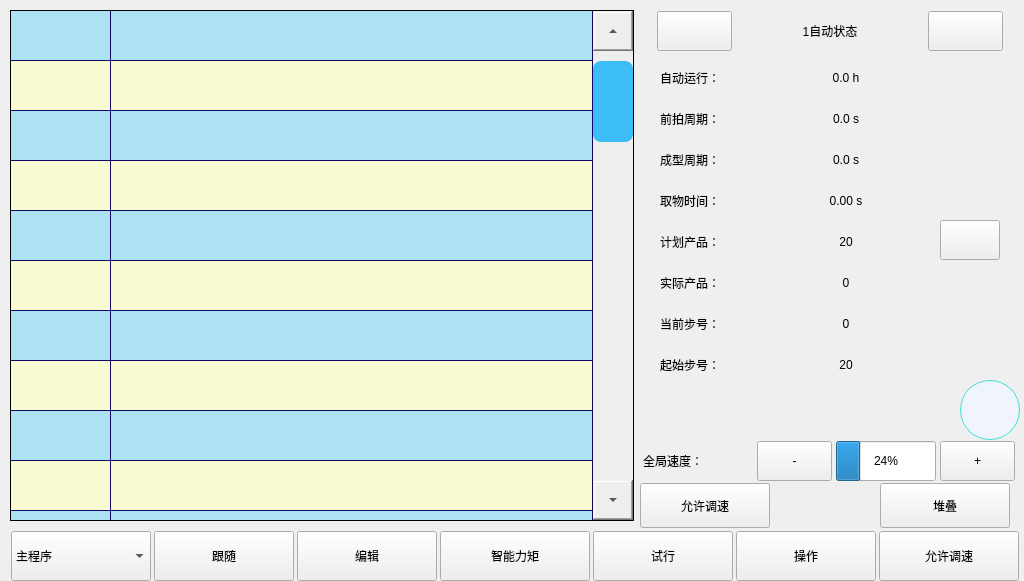
Before: the Qt Designer form autoform.ui in Jade-yun/MachineTool, drawn with Qt 5.
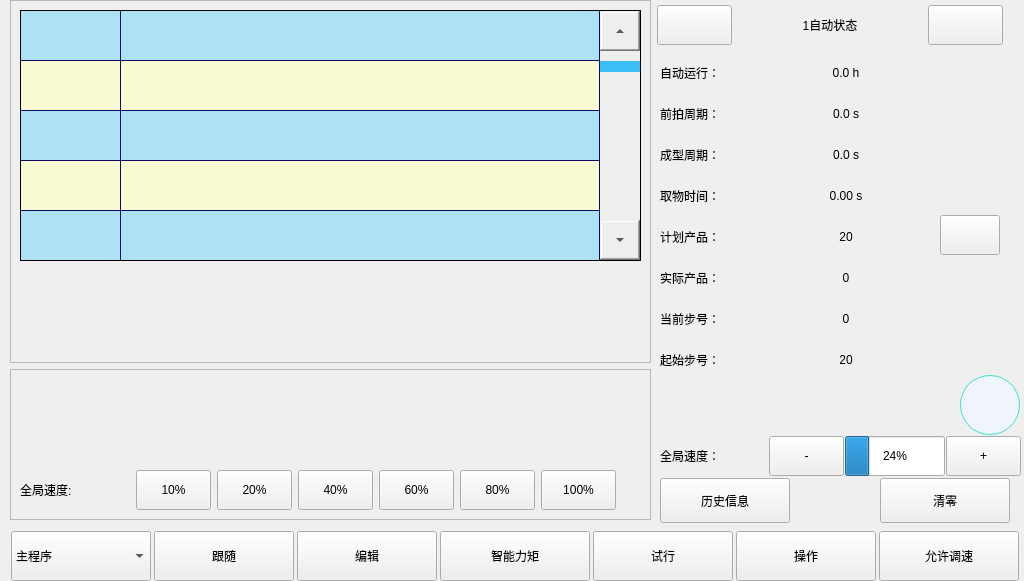
After: the same form once the commit is applied. The open tabs and pages were chosen to show the change. Icons and pictures are not drawn.

The edit to the form file:
```diff
--- a/autoform.ui
+++ b/autoform.ui
@@ -58,162 +58,6 @@
 
 </string>
   </property>
-  <widget class="QTableWidget" name="tableWgtTeach">
-   <property name="geometry">
-    <rect>
-     <x>10</x>
-     <y>10</y>
-     <width>624</width>
-     <height>511</height>
-    </rect>
-   </property>
-   <property name="minimumSize">
-    <size>
-     <width>624</width>
-     <height>500</height>
-    </size>
-   </property>
-   <property name="font">
-    <font>
-     <family>SimSun</family>
-    </font>
-   </property>
-   <property name="styleSheet">
-    <string notr="true"/>
-   </property>
-   <property name="lineWidth">
-    <number>1</number>
-   </property>
-   <property name="midLineWidth">
-    <number>0</number>
-   </property>
-   <property name="verticalScrollBarPolicy">
-    <enum>Qt::ScrollBarAlwaysOn</enum>
-   </property>
-   <property name="horizontalScrollBarPolicy">
-    <enum>Qt::ScrollBarAlwaysOff</enum>
-   </property>
-   <property name="sizeAdjustPolicy">
-    <enum>QAbstractScrollArea::AdjustIgnored</enum>
-   </property>
-   <property name="autoScrollMargin">
-    <number>16</number>
-   </property>
-   <property name="alternatingRowColors">
-    <bool>true</bool>
-   </property>
-   <property name="showGrid">
-    <bool>true</bool>
-   </property>
-   <property name="sortingEnabled">
-    <bool>false</bool>
-   </property>
-   <property name="rowCount">
-    <number>50</number>
-   </property>
-   <property name="columnCount">
-    <number>2</number>
-   </property>
-   <attribute name="horizontalHeaderVisible">
-    <bool>false</bool>
-   </attribute>
-   <attribute name="horizontalHeaderDefaultSectionSize">
-    <number>100</number>
-   </attribute>
-   <attribute name="horizontalHeaderHighlightSections">
-    <bool>false</bool>
-   </attribute>
-   <attribute name="horizontalHeaderMinimumSectionSize">
-    <number>50</number>
-   </attribute>
-   <attribute name="horizontalHeaderShowSortIndicator" stdset="0">
-    <bool>false</bool>
-   </attribute>
-   <attribute name="horizontalHeaderStretchLastSection">
-    <bool>true</bool>
-   </attribute>
-   <attribute name="verticalHeaderVisible">
-    <bool>false</bool>
-   </attribute>
-   <attribute name="verticalHeaderCascadingSectionResizes">
-    <bool>false</bool>
-   </attribute>
-   <attribute name="verticalHeaderDefaultSectionSize">
-    <number>50</number>
-   </attribute>
-   <attribute name="verticalHeaderHighlightSections">
-    <bool>true</bool>
-   </attribute>
-   <attribute name="verticalHeaderMinimumSectionSize">
-    <number>20</number>
-   </attribute>
-   <attribute name="verticalHeaderShowSortIndicator" stdset="0">
-    <bool>false</bool>
-   </attribute>
-   <attribute name="verticalHeaderStretchLastSection">
-    <bool>false</bool>
-   </attribute>
-   <row/>
-   <row/>
-   <row/>
-   <row/>
-   <row/>
-   <row/>
-   <row/>
-   <row/>
-   <row/>
-   <row/>
-   <row/>
-   <row/>
-   <row/>
-   <row/>
-   <row/>
-   <row/>
-   <row/>
-   <row/>
-   <row/>
-   <row/>
-   <row/>
-   <row/>
-   <row/>
-   <row/>
-   <row/>
-   <row/>
-   <row/>
-   <row/>
-   <row/>
-   <row/>
-   <row/>
-   <row/>
-   <row/>
-   <row/>
-   <row/>
-   <row/>
-   <row/>
-   <row/>
-   <row/>
-   <row/>
-   <row/>
-   <row/>
-   <row/>
-   <row/>
-   <row/>
-   <row/>
-   <row/>
-   <row/>
-   <row/>
-   <row/>
-   <column>
-    <property name="text">
-     <string>编号</string>
-    </property>
-   </column>
-   <column>
-    <property name="text">
-     <string>内容</string>
-    </property>
-   </column>
-  </widget>
   <widget class="QWidget" name="layoutWidget">
    <property name="geometry">
     <rect>
@@ -549,12 +393,338 @@
      </widget>
     </item>
    </layout>
+  </widget>
+  <widget class="QStackedWidget" name="stkWgtOuter">
+   <property name="geometry">
+    <rect>
+     <x>640</x>
+     <y>5</y>
+     <width>391</width>
+     <height>521</height>
+    </rect>
+   </property>
+   <property name="currentIndex">
+    <number>0</number>
+   </property>
+   <widget class="QWidget" name="page_5">
+    <widget class="QPushButton" name="btnClear">
+     <property name="geometry">
+      <rect>
+       <x>240</x>
+       <y>473</y>
+       <width>130</width>
+       <height>45</height>
+      </rect>
+     </property>
+     <property name="sizePolicy">
+      <sizepolicy hsizetype="Preferred" vsizetype="Preferred">
+       <horstretch>0</horstretch>
+       <verstretch>0</verstretch>
+      </sizepolicy>
+     </property>
+     <property name="minimumSize">
+      <size>
+       <width>130</width>
+       <height>45</height>
+      </size>
+     </property>
+     <property name="maximumSize">
+      <size>
+       <width>130</width>
+       <height>45</height>
+      </size>
+     </property>
+     <property name="font">
+      <font>
+       <family>SimSun</family>
+       <weight>50</weight>
+       <bold>false</bold>
+      </font>
+     </property>
+     <property name="styleSheet">
+      <string notr="true"/>
+     </property>
+     <property name="text">
+      <string>清零</string>
+     </property>
+     <property name="iconSize">
+      <size>
+       <width>25</width>
+       <height>25</height>
+      </size>
+     </property>
+    </widget>
+    <widget class="QWidget" name="layoutWidget">
+     <property name="geometry">
+      <rect>
+       <x>0</x>
+       <y>0</y>
+       <width>381</width>
+       <height>41</height>
+      </rect>
+     </property>
+     <layout class="QHBoxLayout" name="horizontalLayout_2">
+      <item>
+       <widget class="QPushButton" name="btnLast">
+        <property name="minimumSize">
+         <size>
+          <width>75</width>
+          <height>40</height>
+         </size>
+        </property>
+        <property name="maximumSize">
+         <size>
+          <width>70</width>
+          <height>40</height>
+         </size>
+        </property>
+        <property name="styleSheet">
+         <string notr="true"/>
+        </property>
+        <property name="text">
+         <string/>
+        </property>
+        <property name="icon">
+         <iconset resource="images.qrc">
+          <normaloff>:/images/switch_left.png</normaloff>:/images/switch_left.png</iconset>
+        </property>
+        <property name="iconSize">
+         <size>
+          <width>32</width>
+          <height>32</height>
+         </size>
+        </property>
+       </widget>
+      </item>
+      <item>
+       <widget class="QLabel" name="labelState">
+        <property name="minimumSize">
+         <size>
+          <width>150</width>
+          <height>40</height>
+         </size>
+        </property>
+        <property name="maximumSize">
+         <size>
+          <width>150</width>
+          <height>40</height>
+         </size>
+        </property>
+        <property name="text">
+         <string>1自动状态</string>
+        </property>
+        <property name="alignment">
+         <set>Qt::AlignCenter</set>
+        </property>
+       </widget>
+      </item>
+      <item>
+       <widget class="QPushButton" name="btnNext">
+        <property name="minimumSize">
+         <size>
+          <width>75</width>
+          <height>40</height>
+         </size>
+        </property>
+        <property name="maximumSize">
+         <size>
+          <width>70</width>
+          <height>40</height>
+         </size>
+        </property>
+        <property name="styleSheet">
+         <string notr="true"/>
+        </property>
+        <property name="text">
+         <string/>
+        </property>
+        <property name="icon">
+         <iconset resource="images.qrc">
+          <normaloff>:/images/switch_right.png</normaloff>:/images/switch_right.png</iconset>
+        </property>
+        <property name="iconSize">
+         <size>
+          <width>32</width>
+          <height>32</height>
+         </size>
+        </property>
+       </widget>
+      </item>
+     </layout>
+    </widget>
+    <widget class="QWidget" name="layoutWidget">
+     <property name="geometry">
+      <rect>
+       <x>20</x>
+       <y>430</y>
+       <width>361</width>
+       <height>42</height>
+      </rect>
+     </property>
+     <layout class="QHBoxLayout" name="horizontalLayout_3">
+      <property name="spacing">
+       <number>1</number>
+      </property>
+      <item>
+       <widget class="QLabel" name="label_2">
+        <property name="minimumSize">
+         <size>
+          <width>110</width>
+          <height>40</height>
+         </size>
+        </property>
+        <property name="maximumSize">
+         <size>
+          <width>110</width>
+          <height>40</height>
+         </size>
+        </property>
+        <property name="text">
+         <string>全局速度：</string>
+        </property>
+       </widget>
+      </item>
+      <item>
+       <widget class="QPushButton" name="btnSpeedSub">
+        <property name="minimumSize">
+         <size>
+          <width>75</width>
+          <height>40</height>
+         </size>
+        </property>
+        <property name="maximumSize">
+         <size>
+          <width>70</width>
+          <height>40</height>
+         </size>
+        </property>
+        <property name="styleSheet">
+         <string notr="true"/>
+        </property>
+        <property name="text">
+         <string>-</string>
+        </property>
+        <property name="iconSize">
+         <size>
+          <width>32</width>
+          <height>32</height>
+         </size>
+        </property>
+       </widget>
+      </item>
+      <item>
+       <widget class="QProgressBar" name="proBarGlobalSpeed">
+        <property name="sizePolicy">
+         <sizepolicy hsizetype="Fixed" vsizetype="Fixed">
+          <horstretch>0</horstretch>
+          <verstretch>0</verstretch>
+         </sizepolicy>
+        </property>
+        <property name="minimumSize">
+         <size>
+          <width>100</width>
+          <height>40</height>
+         </size>
+        </property>
+        <property name="maximumSize">
+         <size>
+          <width>100</width>
+          <height>40</height>
+         </size>
+        </property>
+        <property name="value">
+         <number>24</number>
+        </property>
+        <property name="alignment">
+         <set>Qt::AlignCenter</set>
+        </property>
+       </widget>
+      </item>
+      <item>
+       <widget class="QPushButton" name="btnSpeedAdd">
+        <property name="enabled">
+         <bool>true</bool>
+        </property>
+        <property name="minimumSize">
+         <size>
+          <width>75</width>
+          <height>40</height>
+         </size>
+        </property>
+        <property name="maximumSize">
+         <size>
+          <width>70</width>
+          <height>40</height>
+         </size>
+        </property>
+        <property name="styleSheet">
+         <string notr="true"/>
+        </property>
+        <property name="text">
+         <string>+</string>
+        </property>
+        <property name="iconSize">
+         <size>
+          <width>32</width>
+          <height>32</height>
+         </size>
+        </property>
+       </widget>
+      </item>
+     </layout>
+    </widget>
+    <widget class="QPushButton" name="btnHistoryInfo">
+     <property name="geometry">
+      <rect>
+       <x>20</x>
+       <y>473</y>
+       <width>130</width>
+       <height>45</height>
+      </rect>
+     </property>
+     <property name="sizePolicy">
+      <sizepolicy hsizetype="Preferred" vsizetype="Preferred">
+       <horstretch>0</horstretch>
+       <verstretch>0</verstretch>
+      </sizepolicy>
+     </property>
+     <property name="minimumSize">
+      <size>
+       <width>130</width>
+       <height>45</height>
+      </size>
+     </property>
+     <property name="maximumSize">
+      <size>
+       <width>130</width>
+       <height>45</height>
+      </size>
+     </property>
+     <property name="font">
+      <font>
+       <family>SimSun</family>
+       <weight>50</weight>
+       <bold>false</bold>
+      </font>
+     </property>
+     <property name="styleSheet">
+      <string notr="true"/>
+     </property>
+     <property name="text">
+      <string>历史信息</string>
+     </property>
+     <property name="iconSize">
+      <size>
+       <width>25</width>
+       <height>25</height>
+      </size>
+     </property>
   </widget>
   <widget class="QStackedWidget" name="stkWidgetAuto">
    <property name="geometry">
     <rect>
-     <x>640</x>
-     <y>50</y>
+       <x>0</x>
+       <y>40</y>
      <width>380</width>
      <height>390</height>
     </rect>
@@ -647,8 +817,11 @@
        <height>35</height>
       </size>
      </property>
-    </widget>
-    <widget class="QPushButton" name="btnNext_2">
+       <property name="checkable">
+        <bool>true</bool>
+       </property>
+      </widget>
+      <widget class="QPushButton" name="btnAimedProduct">
      <property name="geometry">
       <rect>
        <x>300</x>
@@ -1568,31 +1741,27 @@
     </widget>
    </widget>
   </widget>
-  <widget class="QPushButton" name="btnPilot_5">
+   </widget>
+   <widget class="QWidget" name="pageEdit_5">
+    <widget class="QPushButton" name="btnSaveOperateInstruction_5">
    <property name="geometry">
     <rect>
-     <x>640</x>
-     <y>483</y>
-     <width>130</width>
-     <height>45</height>
-    </rect>
-   </property>
-   <property name="sizePolicy">
-    <sizepolicy hsizetype="Preferred" vsizetype="Preferred">
-     <horstretch>0</horstretch>
-     <verstretch>0</verstretch>
-    </sizepolicy>
-   </property>
+       <x>72</x>
+       <y>419</y>
+       <width>100</width>
+       <height>41</height>
+      </rect>
+     </property>
    <property name="minimumSize">
     <size>
-     <width>130</width>
-     <height>45</height>
+       <width>100</width>
+       <height>41</height>
     </size>
    </property>
    <property name="maximumSize">
     <size>
-     <width>130</width>
-     <height>45</height>
+       <width>100</width>
+       <height>41</height>
     </size>
    </property>
    <property name="font">
@@ -1606,250 +1775,483 @@
     <string notr="true"/>
    </property>
    <property name="text">
-    <string>允许调速</string>
-   </property>
+      <string>保存</string>
+     </property>
+     <property name="icon">
+      <iconset resource="images.qrc">
+       <normaloff>:/images/teachpage_images/save.png</normaloff>:/images/teachpage_images/save.png</iconset>
+     </property>
    <property name="iconSize">
     <size>
-     <width>25</width>
-     <height>25</height>
+       <width>20</width>
+       <height>20</height>
     </size>
    </property>
   </widget>
-  <widget class="QPushButton" name="btnPilot_6">
+    <widget class="QLineEdit" name="editX1_16">
    <property name="geometry">
     <rect>
-     <x>880</x>
-     <y>483</y>
-     <width>130</width>
-     <height>45</height>
+       <x>203</x>
+       <y>138</y>
+       <width>90</width>
+       <height>40</height>
     </rect>
    </property>
    <property name="sizePolicy">
-    <sizepolicy hsizetype="Preferred" vsizetype="Preferred">
+      <sizepolicy hsizetype="Fixed" vsizetype="Fixed">
      <horstretch>0</horstretch>
      <verstretch>0</verstretch>
     </sizepolicy>
    </property>
    <property name="minimumSize">
     <size>
-     <width>130</width>
-     <height>45</height>
+       <width>90</width>
+       <height>40</height>
     </size>
    </property>
    <property name="maximumSize">
     <size>
-     <width>130</width>
-     <height>45</height>
-    </size>
-   </property>
-   <property name="font">
-    <font>
-     <family>SimSun</family>
-     <weight>50</weight>
-     <bold>false</bold>
-    </font>
-   </property>
-   <property name="styleSheet">
-    <string notr="true"/>
-   </property>
+       <width>90</width>
+       <height>40</height>
+      </size>
+     </property>
+    </widget>
+    <widget class="QLabel" name="label_226">
+     <property name="geometry">
+      <rect>
+       <x>40</x>
+       <y>138</y>
+       <width>140</width>
+       <height>40</height>
+      </rect>
+     </property>
+     <property name="minimumSize">
+      <size>
+       <width>140</width>
+       <height>40</height>
+      </size>
+     </property>
+     <property name="maximumSize">
+      <size>
+       <width>140</width>
+       <height>40</height>
+      </size>
+     </property>
    <property name="text">
-    <string>堆叠</string>
-   </property>
-   <property name="iconSize">
+      <string>位置(+/- 5mm)</string>
+     </property>
+    </widget>
+    <widget class="QLineEdit" name="editX1_17">
+     <property name="geometry">
+      <rect>
+       <x>203</x>
+       <y>242</y>
+       <width>90</width>
+       <height>40</height>
+      </rect>
+     </property>
+     <property name="sizePolicy">
+      <sizepolicy hsizetype="Fixed" vsizetype="Fixed">
+       <horstretch>0</horstretch>
+       <verstretch>0</verstretch>
+      </sizepolicy>
+     </property>
+     <property name="minimumSize">
     <size>
-     <width>25</width>
-     <height>25</height>
-    </size>
-   </property>
-  </widget>
-  <widget class="QWidget" name="layoutWidget">
+       <width>90</width>
+       <height>40</height>
+      </size>
+     </property>
+     <property name="maximumSize">
+      <size>
+       <width>90</width>
+       <height>40</height>
+      </size>
+     </property>
+    </widget>
+    <widget class="QLabel" name="label_227">
    <property name="geometry">
     <rect>
-     <x>640</x>
+       <x>40</x>
+       <y>190</y>
+       <width>140</width>
+       <height>40</height>
+      </rect>
+     </property>
+     <property name="minimumSize">
+      <size>
+       <width>140</width>
+       <height>40</height>
+      </size>
+     </property>
+     <property name="maximumSize">
+      <size>
+       <width>140</width>
+       <height>40</height>
+      </size>
+     </property>
+     <property name="text">
+      <string>速度(%)</string>
+     </property>
+    </widget>
+    <widget class="QLineEdit" name="editX1_18">
+     <property name="geometry">
+      <rect>
+       <x>203</x>
+       <y>190</y>
+       <width>90</width>
+       <height>40</height>
+      </rect>
+     </property>
+     <property name="sizePolicy">
+      <sizepolicy hsizetype="Fixed" vsizetype="Fixed">
+       <horstretch>0</horstretch>
+       <verstretch>0</verstretch>
+      </sizepolicy>
+     </property>
+     <property name="minimumSize">
+      <size>
+       <width>90</width>
+       <height>40</height>
+      </size>
+     </property>
+     <property name="maximumSize">
+      <size>
+       <width>90</width>
+       <height>40</height>
+      </size>
+     </property>
+    </widget>
+    <widget class="QLabel" name="label_228">
+     <property name="geometry">
+      <rect>
+       <x>40</x>
+       <y>242</y>
+       <width>140</width>
+       <height>40</height>
+      </rect>
+     </property>
+     <property name="minimumSize">
+      <size>
+       <width>140</width>
+       <height>40</height>
+      </size>
+     </property>
+     <property name="maximumSize">
+      <size>
+       <width>140</width>
+       <height>40</height>
+      </size>
+     </property>
+     <property name="text">
+      <string>延时(s)</string>
+     </property>
+    </widget>
+   </widget>
+   <widget class="QWidget" name="pageCannotEdit_5">
+    <widget class="QLabel" name="label_229">
+     <property name="geometry">
+      <rect>
+       <x>20</x>
+       <y>210</y>
+       <width>500</width>
+       <height>40</height>
+      </rect>
+     </property>
+     <property name="minimumSize">
+      <size>
+       <width>500</width>
+       <height>40</height>
+      </size>
+     </property>
+     <property name="maximumSize">
+      <size>
+       <width>500</width>
+       <height>40</height>
+      </size>
+     </property>
+     <property name="text">
+      <string>当前动作无参数可修改</string>
+     </property>
+    </widget>
+   </widget>
+  </widget>
+  <widget class="QWidget" name="">
+   <property name="geometry">
+    <rect>
+     <x>10</x>
+     <y>0</y>
+     <width>643</width>
+     <height>520</height>
+    </rect>
+   </property>
+   <layout class="QVBoxLayout" name="verticalLayout">
+    <item>
+     <widget class="QFrame" name="frameTable">
+      <property name="sizePolicy">
+       <sizepolicy hsizetype="Fixed" vsizetype="Preferred">
+        <horstretch>0</horstretch>
+        <verstretch>0</verstretch>
+       </sizepolicy>
+      </property>
+      <property name="minimumSize">
+       <size>
+        <width>641</width>
+        <height>361</height>
+       </size>
+      </property>
+      <property name="maximumSize">
+       <size>
+        <width>641</width>
+        <height>517</height>
+       </size>
+      </property>
+      <property name="frameShape">
+       <enum>QFrame::StyledPanel</enum>
+      </property>
+      <property name="frameShadow">
+       <enum>QFrame::Raised</enum>
+      </property>
+      <widget class="QTableWidget" name="tableWgtTeach">
+       <property name="geometry">
+        <rect>
+         <x>10</x>
      <y>10</y>
-     <width>381</width>
-     <height>42</height>
-    </rect>
-   </property>
-   <layout class="QHBoxLayout" name="horizontalLayout_2">
-    <item>
-     <widget class="QPushButton" name="btnLast">
-      <property name="minimumSize">
-       <size>
-        <width>75</width>
-        <height>40</height>
-       </size>
-      </property>
-      <property name="maximumSize">
-       <size>
-        <width>70</width>
-        <height>40</height>
-       </size>
-      </property>
+         <width>621</width>
+         <height>251</height>
+        </rect>
+       </property>
+       <property name="font">
+        <font>
+         <family>SimSun</family>
+        </font>
+       </property>
       <property name="styleSheet">
        <string notr="true"/>
       </property>
-      <property name="text">
-       <string/>
-      </property>
-      <property name="icon">
-       <iconset resource="images.qrc">
-        <normaloff>:/images/switch_left.png</normaloff>:/images/switch_left.png</iconset>
-      </property>
-      <property name="iconSize">
-       <size>
-        <width>32</width>
-        <height>32</height>
-       </size>
-      </property>
-     </widget>
-    </item>
-    <item>
-     <widget class="QLabel" name="labelState">
-      <property name="minimumSize">
-       <size>
-        <width>150</width>
-        <height>40</height>
-       </size>
-      </property>
-      <property name="maximumSize">
-       <size>
-        <width>150</width>
-        <height>40</height>
-       </size>
-      </property>
-      <property name="text">
-       <string>1自动状态</string>
-      </property>
-      <property name="alignment">
-       <set>Qt::AlignCenter</set>
-      </property>
-     </widget>
-    </item>
-    <item>
-     <widget class="QPushButton" name="btnNext">
-      <property name="minimumSize">
-       <size>
-        <width>75</width>
-        <height>40</height>
-       </size>
-      </property>
-      <property name="maximumSize">
-       <size>
-        <width>70</width>
-        <height>40</height>
-       </size>
-      </property>
-      <property name="styleSheet">
-       <string notr="true"/>
-      </property>
-      <property name="text">
-       <string/>
-      </property>
-      <property name="icon">
-       <iconset resource="images.qrc">
-        <normaloff>:/images/switch_right.png</normaloff>:/images/switch_right.png</iconset>
-      </property>
-      <property name="iconSize">
-       <size>
-        <width>32</width>
-        <height>32</height>
-       </size>
-      </property>
-     </widget>
-    </item>
-   </layout>
-  </widget>
-  <widget class="QWidget" name="layoutWidget">
-   <property name="geometry">
-    <rect>
-     <x>640</x>
-     <y>440</y>
-     <width>381</width>
-     <height>42</height>
-    </rect>
-   </property>
-   <layout class="QHBoxLayout" name="horizontalLayout_3">
-    <property name="spacing">
+       <property name="lineWidth">
      <number>1</number>
     </property>
-    <item>
-     <widget class="QLabel" name="label_2">
-      <property name="minimumSize">
-       <size>
-        <width>110</width>
-        <height>40</height>
-       </size>
-      </property>
-      <property name="maximumSize">
-       <size>
-        <width>110</width>
-        <height>40</height>
-       </size>
-      </property>
-      <property name="text">
-       <string>全局速度：</string>
-      </property>
-     </widget>
-    </item>
-    <item>
-     <widget class="QPushButton" name="btnSpeedSub">
-      <property name="minimumSize">
-       <size>
-        <width>75</width>
-        <height>40</height>
-       </size>
-      </property>
-      <property name="maximumSize">
-       <size>
-        <width>70</width>
-        <height>40</height>
-       </size>
-      </property>
-      <property name="styleSheet">
-       <string notr="true"/>
-      </property>
+       <property name="midLineWidth">
+        <number>0</number>
+       </property>
+       <property name="verticalScrollBarPolicy">
+        <enum>Qt::ScrollBarAlwaysOn</enum>
+       </property>
+       <property name="horizontalScrollBarPolicy">
+        <enum>Qt::ScrollBarAlwaysOff</enum>
+       </property>
+       <property name="sizeAdjustPolicy">
+        <enum>QAbstractScrollArea::AdjustIgnored</enum>
+       </property>
+       <property name="autoScrollMargin">
+        <number>16</number>
+       </property>
+       <property name="alternatingRowColors">
+        <bool>true</bool>
+       </property>
+       <property name="showGrid">
+        <bool>true</bool>
+       </property>
+       <property name="sortingEnabled">
+        <bool>false</bool>
+       </property>
+       <property name="rowCount">
+        <number>50</number>
+       </property>
+       <property name="columnCount">
+        <number>2</number>
+       </property>
+       <attribute name="horizontalHeaderVisible">
+        <bool>false</bool>
+       </attribute>
+       <attribute name="horizontalHeaderDefaultSectionSize">
+        <number>100</number>
+       </attribute>
+       <attribute name="horizontalHeaderHighlightSections">
+        <bool>false</bool>
+       </attribute>
+       <attribute name="horizontalHeaderMinimumSectionSize">
+        <number>50</number>
+       </attribute>
+       <attribute name="horizontalHeaderShowSortIndicator" stdset="0">
+        <bool>false</bool>
+       </attribute>
+       <attribute name="horizontalHeaderStretchLastSection">
+        <bool>true</bool>
+       </attribute>
+       <attribute name="verticalHeaderVisible">
+        <bool>false</bool>
+       </attribute>
+       <attribute name="verticalHeaderCascadingSectionResizes">
+        <bool>false</bool>
+       </attribute>
+       <attribute name="verticalHeaderDefaultSectionSize">
+        <number>50</number>
+       </attribute>
+       <attribute name="verticalHeaderHighlightSections">
+        <bool>true</bool>
+       </attribute>
+       <attribute name="verticalHeaderMinimumSectionSize">
+        <number>20</number>
+       </attribute>
+       <attribute name="verticalHeaderShowSortIndicator" stdset="0">
+        <bool>false</bool>
+       </attribute>
+       <attribute name="verticalHeaderStretchLastSection">
+        <bool>false</bool>
+       </attribute>
+       <row/>
+       <row/>
+       <row/>
+       <row/>
+       <row/>
+       <row/>
+       <row/>
+       <row/>
+       <row/>
+       <row/>
+       <row/>
+       <row/>
+       <row/>
+       <row/>
+       <row/>
+       <row/>
+       <row/>
+       <row/>
+       <row/>
+       <row/>
+       <row/>
+       <row/>
+       <row/>
+       <row/>
+       <row/>
+       <row/>
+       <row/>
+       <row/>
+       <row/>
+       <row/>
+       <row/>
+       <row/>
+       <row/>
+       <row/>
+       <row/>
+       <row/>
+       <row/>
+       <row/>
+       <row/>
+       <row/>
+       <row/>
+       <row/>
+       <row/>
+       <row/>
+       <row/>
+       <row/>
+       <row/>
+       <row/>
+       <row/>
+       <row/>
+       <column>
       <property name="text">
-       <string>-</string>
-      </property>
-      <property name="iconSize">
-       <size>
-        <width>32</width>
-        <height>32</height>
-       </size>
-      </property>
-     </widget>
+         <string>编号</string>
+        </property>
+       </column>
+       <column>
+        <property name="text">
+         <string>内容</string>
+        </property>
+       </column>
+      </widget>
+     </widget>
     </item>
     <item>
-     <widget class="QProgressBar" name="progressBarGlobalSpeed">
+     <widget class="QFrame" name="frameGlobalSpeed">
+      <property name="enabled">
+       <bool>true</bool>
+      </property>
       <property name="sizePolicy">
-       <sizepolicy hsizetype="Fixed" vsizetype="Fixed">
+       <sizepolicy hsizetype="Fixed" vsizetype="Preferred">
         <horstretch>0</horstretch>
         <verstretch>0</verstretch>
        </sizepolicy>
       </property>
       <property name="minimumSize">
        <size>
-        <width>100</width>
+        <width>641</width>
+        <height>151</height>
+       </size>
+      </property>
+      <property name="maximumSize">
+       <size>
+        <width>641</width>
+        <height>151</height>
+       </size>
+      </property>
+      <property name="frameShape">
+       <enum>QFrame::StyledPanel</enum>
+      </property>
+      <property name="frameShadow">
+       <enum>QFrame::Raised</enum>
+      </property>
+      <widget class="QWidget" name="">
+       <property name="geometry">
+        <rect>
+         <x>10</x>
+         <y>100</y>
+         <width>598</width>
+         <height>42</height>
+        </rect>
+       </property>
+       <layout class="QHBoxLayout" name="horizontalLayout_12">
+        <item>
+         <widget class="QLabel" name="label_230">
+          <property name="minimumSize">
+           <size>
+            <width>110</width>
         <height>40</height>
        </size>
       </property>
       <property name="maximumSize">
        <size>
-        <width>100</width>
+            <width>110</width>
         <height>40</height>
        </size>
       </property>
-      <property name="value">
-       <number>24</number>
-      </property>
-      <property name="alignment">
-       <set>Qt::AlignCenter</set>
-      </property>
+          <property name="text">
+           <string>全局速度:</string>
+          </property>
+         </widget>
+        </item>
+        <item>
+         <widget class="QPushButton" name="btn10percent">
+          <property name="minimumSize">
+           <size>
+            <width>75</width>
+            <height>40</height>
+           </size>
+          </property>
+          <property name="maximumSize">
+           <size>
+            <width>70</width>
+            <height>40</height>
+           </size>
+          </property>
+          <property name="styleSheet">
+           <string notr="true"/>
+          </property>
+          <property name="text">
+           <string>10%</string>
+          </property>
+          <property name="iconSize">
+           <size>
+            <width>32</width>
+            <height>32</height>
+           </size>
+          </property>
      </widget>
     </item>
     <item>
-     <widget class="QPushButton" name="btnSpeedAdd">
+         <widget class="QPushButton" name="btn20percent">
       <property name="minimumSize">
        <size>
         <width>75</width>
@@ -1866,7 +2268,7 @@
        <string notr="true"/>
       </property>
       <property name="text">
-       <string>+</string>
+           <string>20%</string>
       </property>
       <property name="iconSize">
        <size>
@@ -1874,6 +2276,122 @@
         <height>32</height>
        </size>
       </property>
+         </widget>
+        </item>
+        <item>
+         <widget class="QPushButton" name="btn40percent">
+          <property name="minimumSize">
+           <size>
+            <width>75</width>
+            <height>40</height>
+           </size>
+          </property>
+          <property name="maximumSize">
+           <size>
+            <width>70</width>
+            <height>40</height>
+           </size>
+          </property>
+          <property name="styleSheet">
+           <string notr="true"/>
+          </property>
+          <property name="text">
+           <string>40%</string>
+          </property>
+          <property name="iconSize">
+           <size>
+            <width>32</width>
+            <height>32</height>
+           </size>
+          </property>
+         </widget>
+        </item>
+        <item>
+         <widget class="QPushButton" name="btn60percent">
+          <property name="minimumSize">
+           <size>
+            <width>75</width>
+            <height>40</height>
+           </size>
+          </property>
+          <property name="maximumSize">
+           <size>
+            <width>70</width>
+            <height>40</height>
+           </size>
+          </property>
+          <property name="styleSheet">
+           <string notr="true"/>
+          </property>
+          <property name="text">
+           <string>60%</string>
+          </property>
+          <property name="iconSize">
+           <size>
+            <width>32</width>
+            <height>32</height>
+           </size>
+          </property>
+         </widget>
+        </item>
+        <item>
+         <widget class="QPushButton" name="btn80percent">
+          <property name="minimumSize">
+           <size>
+            <width>75</width>
+            <height>40</height>
+           </size>
+          </property>
+          <property name="maximumSize">
+           <size>
+            <width>70</width>
+            <height>40</height>
+           </size>
+          </property>
+          <property name="styleSheet">
+           <string notr="true"/>
+          </property>
+          <property name="text">
+           <string>80%</string>
+          </property>
+          <property name="iconSize">
+           <size>
+            <width>32</width>
+            <height>32</height>
+           </size>
+          </property>
+         </widget>
+        </item>
+        <item>
+         <widget class="QPushButton" name="btn80percent_2">
+          <property name="minimumSize">
+           <size>
+            <width>75</width>
+            <height>40</height>
+           </size>
+          </property>
+          <property name="maximumSize">
+           <size>
+            <width>70</width>
+            <height>40</height>
+           </size>
+          </property>
+          <property name="styleSheet">
+           <string notr="true"/>
+          </property>
+          <property name="text">
+           <string>100%</string>
+          </property>
+          <property name="iconSize">
+           <size>
+            <width>32</width>
+            <height>32</height>
+           </size>
+          </property>
+         </widget>
+        </item>
+       </layout>
+      </widget>
      </widget>
     </item>
    </layout>
```
Left out of the diff: 23 changed lines with no effect on the pictures. Lines whose indentation alone changed are shown as unchanged.
